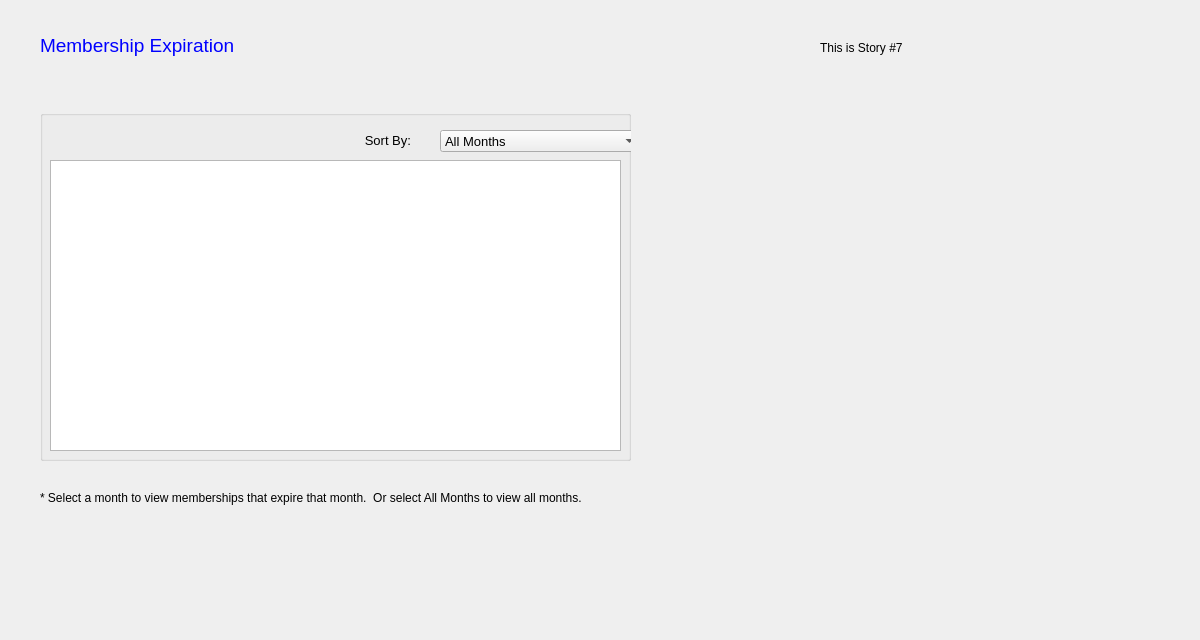
First picture: the form in BulkClub/mMembershipExpire.ui, repository JShinozuka/Project2, before the edit.
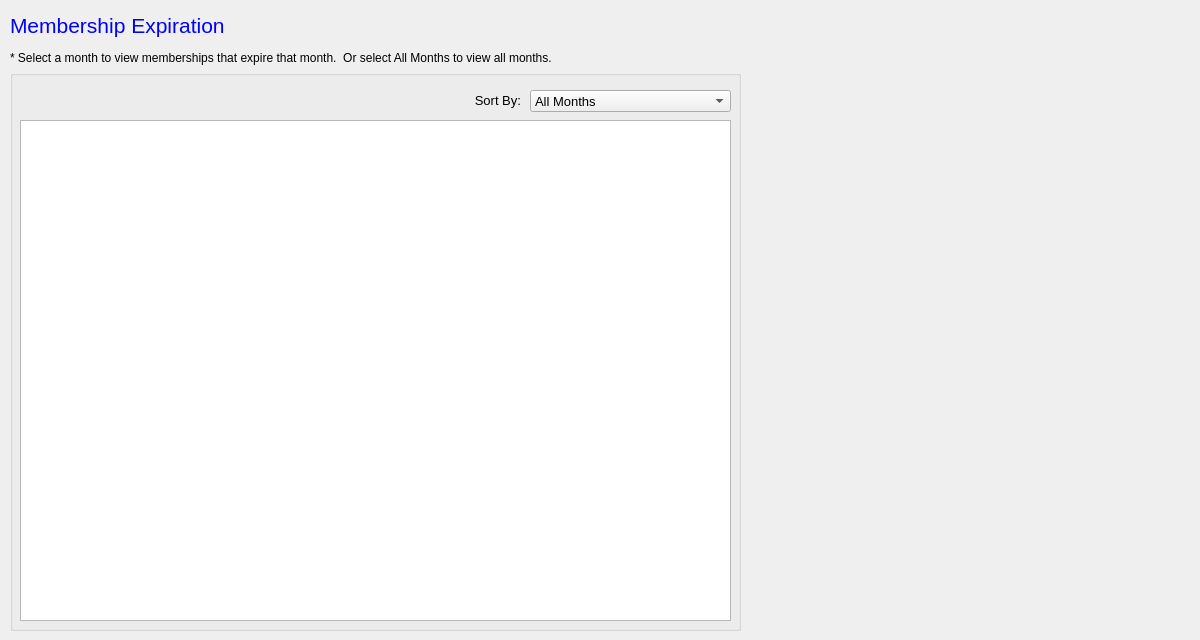
Second picture: the form after the edit.

Commit message: Updating manager UIs

What changed in the file:
```diff
--- a/BulkClub/mMembershipExpire.ui
+++ b/BulkClub/mMembershipExpire.ui
@@ -34,15 +34,15 @@
   <widget class="QLabel" name="label">
    <property name="geometry">
     <rect>
-     <x>40</x>
-     <y>30</y>
-     <width>371</width>
-     <height>31</height>
+     <x>10</x>
+     <y>0</y>
+     <width>731</width>
+     <height>50</height>
     </rect>
    </property>
    <property name="font">
     <font>
-     <pointsize>14</pointsize>
+     <pointsize>16</pointsize>
     </font>
    </property>
    <property name="styleSheet">
@@ -55,10 +55,10 @@
   <widget class="QGroupBox" name="membershipExpirationGroup">
    <property name="geometry">
     <rect>
-     <x>40</x>
-     <y>110</y>
-     <width>591</width>
-     <height>351</height>
+     <x>10</x>
+     <y>70</y>
+     <width>731</width>
+     <height>561</height>
     </rect>
    </property>
    <property name="font">
@@ -74,15 +74,15 @@
      <rect>
       <x>10</x>
       <y>50</y>
-      <width>571</width>
-      <height>291</height>
+      <width>711</width>
+      <height>501</height>
      </rect>
     </property>
    </widget>
    <widget class="QLabel" name="sortByLabel">
     <property name="geometry">
      <rect>
-      <x>280</x>
+      <x>420</x>
       <y>20</y>
       <width>91</width>
       <height>20</height>
@@ -98,7 +98,7 @@
    <widget class="QComboBox" name="selectMonthBox">
     <property name="geometry">
      <rect>
-      <x>400</x>
+      <x>520</x>
       <y>20</y>
       <width>201</width>
       <height>22</height>
@@ -174,8 +174,8 @@
   <widget class="QLabel" name="label_2">
    <property name="geometry">
     <rect>
-     <x>40</x>
-     <y>490</y>
+     <x>10</x>
+     <y>50</y>
      <width>611</width>
      <height>16</height>
     </rect>
@@ -184,19 +184,6 @@
     <string>* Select a month to view memberships that expire that month.  Or select All Months to view all months.</string>
    </property>
   </widget>
-  <widget class="QLabel" name="label_3">
-   <property name="geometry">
-    <rect>
-     <x>820</x>
-     <y>40</y>
-     <width>121</width>
-     <height>16</height>
-    </rect>
-   </property>
-   <property name="text">
-    <string>This is Story #7</string>
-   </property>
-  </widget>
  </widget>
  <resources/>
  <connections/>
```
The commit also changes 6 other files.
